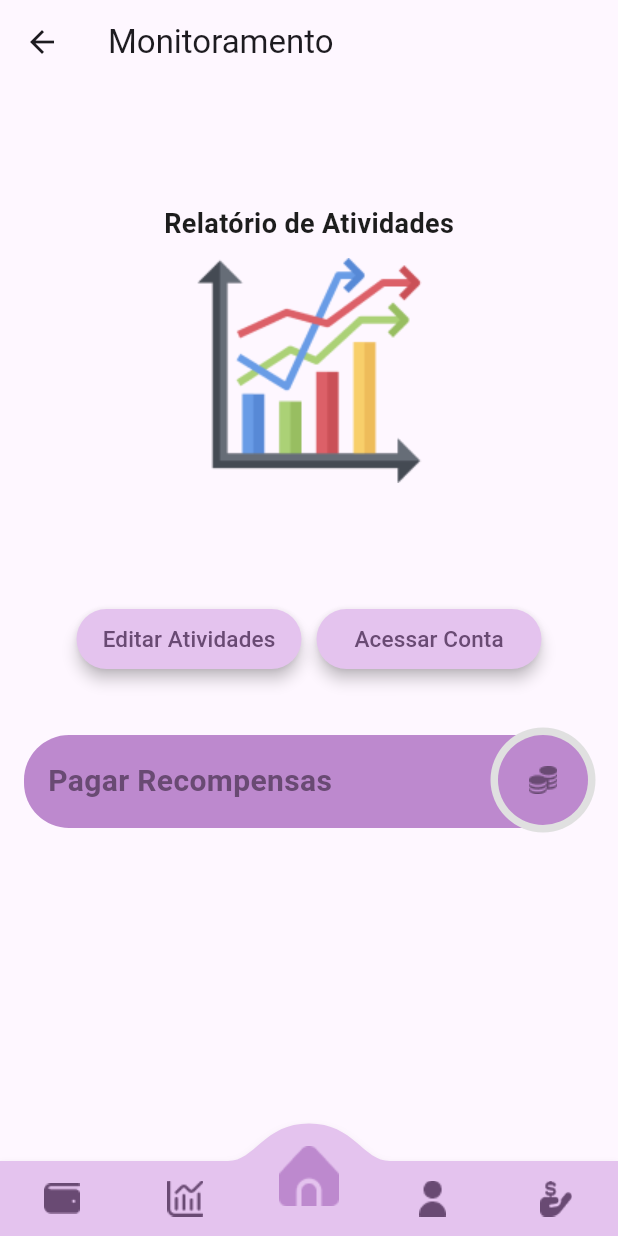
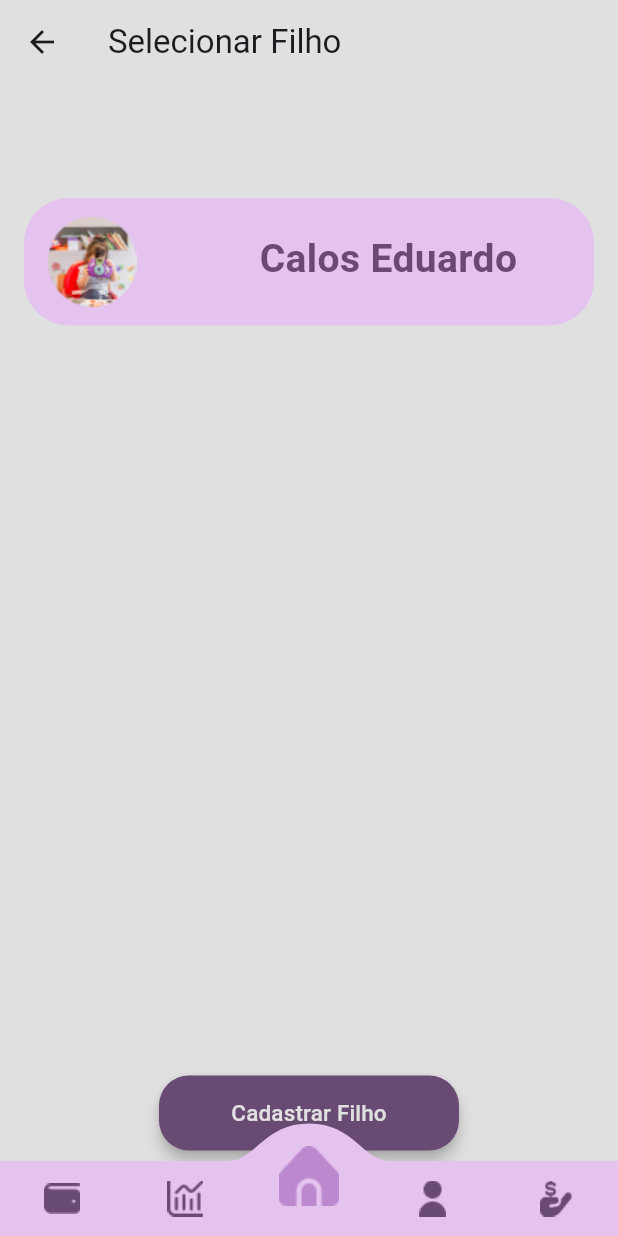
Before and after one commit to vielmateus/codebusters-flutter, a Flutter app: the HomePage screen opened by its route, after a tap on "Monitoramento", on a phone screen of 412 x 824 dp. Run offline on Flutter 3.47's test engine with Material 2 defaults, Android fonts, the phone set to English and light mode, and no system bars; drawn by our look-alikes of convex_bottom_bar; our stand-ins replace animated_splash_screen, dio, flutter_dotenv, mobx, percent_indicator, shared_preferences; missing offline and left inert: validatorless; accounts and stored records are empty; generated files the repository leaves out were written again; network calls fail.

Commit message:
Criado tela cadastro de filho + Ajuste de algumas rotas + inclusao de alguns pop up

```diff
--- a/lib/app/core/ui/screens/adult/home/home_page.dart
+++ b/lib/app/core/ui/screens/adult/home/home_page.dart
@@ -49,7 +49,7 @@ class HomePage extends StatelessWidget {
                   label: 'Monitoramento',
                   dirImage: 'assets/icons/icon_graphic.png',
                   onPressed: () {
-                    Navigator.of(context).pushNamed('/monitoringDataPage');
+                    Navigator.of(context).pushNamed('/selectChildMonitoring');
                   }),
               const SizedBox(
                 height: 10,
@@ -67,6 +67,14 @@ class HomePage extends StatelessWidget {
                   label: 'Investimento',
                   dirImage: 'assets/icons/icon_hand_money.png',
                   onPressed: () {}),
+              const SizedBox(
+                height: 10,
+              ),
+              CardIcon(label: 'Sair',
+                  dirImage: 'assets/icons/icon_logout.png',
+                  onPressed: () {
+                    Navigator.pushNamed(context, '/ageGroupPage');
+                  } ),
             ],
           ),
         ),
--- /dev/null
+++ b/lib/app/core/ui/screens/adult/objectives/select_child_monitoring.dart
@@ -0,0 +1,105 @@
+import 'package:flutter/material.dart';
+import 'package:flutter_hackaton/app/core/ui/ui_config.dart';
+import 'package:flutter_hackaton/app/core/ui/widgets/botton_navigation_bar_icon.dart';
+import '../../../widgets/button_color_dark.dart';
+
+class SelectChildMonitoring extends StatelessWidget {
+  const SelectChildMonitoring({super.key});
+
+  @override
+  Widget build(BuildContext context) {
+    return Scaffold(
+      appBar: AppBar(
+          backgroundColor: UiConfig.colorScheme.surface,
+          title: const Text('Selecionar Filho')),
+      backgroundColor: UiConfig.colorScheme.surface,
+      bottomNavigationBar: const BottonNavigationBarIcon(),
+      body: SingleChildScrollView(
+        child: Padding(
+          padding: const EdgeInsets.all(16.0),
+          child: Column(
+            mainAxisAlignment: MainAxisAlignment.center,
+            crossAxisAlignment: CrossAxisAlignment.center,
+            children: [
+              const SizedBox(
+                height: 60,
+              ),
+              Container(
+                width: MediaQuery.of(context).size.width,
+                height: 85,
+                decoration: BoxDecoration(
+                  color: UiConfig.colorScheme.onPrimary,
+                  borderRadius: BorderRadius.circular(30),
+                ),
+                child: Padding(
+                  padding: const EdgeInsets.only(left: 16),
+                  child: Row(
+                    children: [
+                      Image.asset('assets/images/monitoring_child_exemple.png'),
+                      const SizedBox(
+                        width: 60,
+                      ),
+                      Padding(
+                        padding: const EdgeInsets.all(22.0),
+                        child: Column(
+                          mainAxisAlignment: MainAxisAlignment.start,
+                          crossAxisAlignment: CrossAxisAlignment.start,
+                          children: [
+                            Text(
+                              'Calos Eduardo',
+                              style: TextStyle(
+                                  fontWeight: FontWeight.bold,
+                                  fontSize: 26,
+                                  color: UiConfig.colorScheme.primary),
+                            ),
+                          ],
+                        ),
+                      )
+                    ],
+                  ),
+                ),
+              ),
+              const SizedBox(
+                height: 500,
+              ),
+              Row(
+                mainAxisAlignment: MainAxisAlignment.center,
+                children: [        SizedBox(
+                  width: 200,
+                  height: 50,
+                  child: ElevatedButton(
+                    style: ElevatedButton.styleFrom(
+                      elevation: 4,
+                      padding: const EdgeInsets.all(8.0),
+                      backgroundColor: UiConfig.colorScheme.primary,
+                      shape: const RoundedRectangleBorder(
+                        borderRadius: BorderRadius.all(Radius.circular(20)),
+                      ),
+                    ),
+                    onPressed: () {
+                      Navigator.of(context).pushNamed('/registerChildPage');
+                    },
+                    child: Text(
+                      'Cadastrar Filho',
+                      style: TextStyle(
+                        color: UiConfig.colorScheme.surface,
+                        fontSize: 15,
+                      ),
+                    ),
+                  ),
+                ),
+              ],
+            ),
+              const SizedBox(
+                height: 10,
+              ),
+              const SizedBox(
+                height: 10,
+              ),
+            ],
+          ),
+        ),
+      ),
+    );
+  }
+}
--- a/lib/app/core/ui/screens/adult/wallet/sucess_recharge.dart
+++ b/lib/app/core/ui/screens/adult/wallet/sucess_recharge.dart
@@ -15,7 +15,7 @@ class _SucessRechargeState extends State<SucessRecharge> {
     super.initState();
 
     Future.delayed(
-      const Duration(seconds: 4),
+      const Duration(seconds: 2),
       () => Navigator.of(context).pop(),
     );
   }
--- a/lib/main.dart
+++ b/lib/main.dart
@@ -23,6 +23,7 @@ import 'package:flutter_hackaton/app/core/ui/screens/adult/home/home_page.dart';
 import 'package:flutter_hackaton/app/core/ui/ui_config.dart';
 import 'package:flutter_hackaton/app/core/ui/screens/child/safe/safe_page.dart';
 import 'package:flutter_hackaton/app/core/ui/screens/child/objectives/activities_child_page.dart';
+import 'package:flutter_hackaton/app/core/ui/screens/adult/objectives/select_child_monitoring.dart';
 
 void main() {
   runApp(const MyApp());
@@ -60,6 +61,7 @@ class MyApp extends StatelessWidget {
         '/safePage': (context) => const SafePage(),
         '/piggyBankPage': (context) => const PiggyBankPage(),
         '/activitiesChild': (context) => const ActivitiesChildPage(),
+        '/selectChildMonitoring': (context) => const SelectChildMonitoring(),
       },
       debugShowCheckedModeBanner: false,
       home: AnimatedSplashScreen.withScreenFunction(
```
Also changed, not shown: lib/app/core/ui/screens/adult/login/profile_adult_page.dart (+6 -1 lines), lib/app/core/ui/screens/adult/money/pay_reward_page.dart (+41 -1 lines), lib/app/core/ui/screens/adult/objectives/edit_activities_page.dart (+39 -1 lines), lib/app/core/ui/screens/adult/objectives/new_activite_page.dart (+41 -1 lines), lib/app/core/ui/screens/adult/wallet/wallet_page.dart (+6 -4 lines), assets/images/monitoring_child_exemple.png (added).
